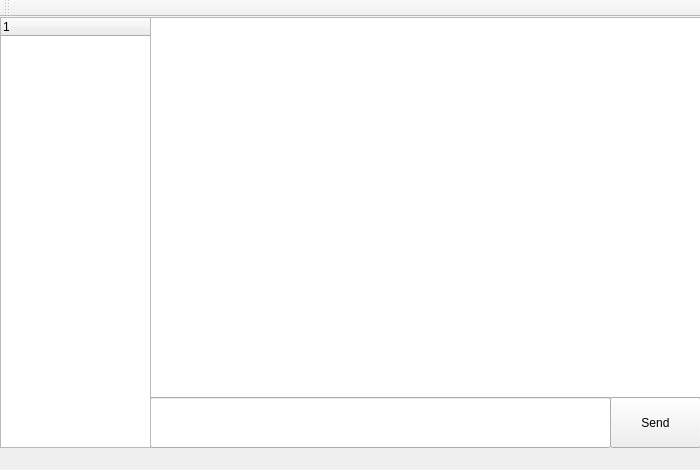
The window that client/chatwindow.ui (1337hunter/irc) describes before a commit, drawn with Qt 5.
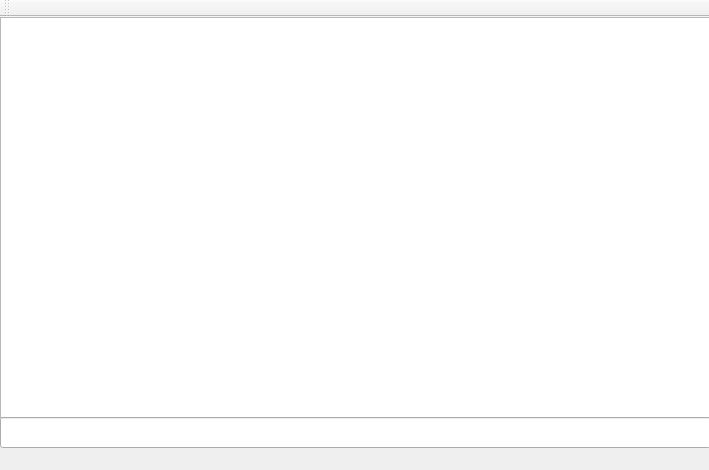
The same window after the commit.

The edit to the form file:
```diff
--- a/client/chatwindow.ui
+++ b/client/chatwindow.ui
@@ -9,19 +9,19 @@
    <rect>
     <x>0</x>
     <y>0</y>
-    <width>700</width>
+    <width>709</width>
     <height>470</height>
    </rect>
   </property>
   <property name="minimumSize">
    <size>
-    <width>700</width>
+    <width>709</width>
     <height>470</height>
    </size>
   </property>
   <property name="maximumSize">
    <size>
-    <width>700</width>
+    <width>709</width>
     <height>470</height>
    </size>
   </property>
@@ -37,6 +37,9 @@
   <property name="windowOpacity">
    <double>2.000000000000000</double>
   </property>
+  <property name="tabShape">
+   <enum>QTabWidget::Triangular</enum>
+  </property>
   <property name="dockOptions">
    <set>QMainWindow::AllowTabbedDocks|QMainWindow::AnimatedDocks</set>
   </property>
@@ -44,50 +47,22 @@
    <widget class="QTextBrowser" name="mainchat">
     <property name="geometry">
      <rect>
-      <x>150</x>
+      <x>0</x>
       <y>0</y>
-      <width>561</width>
-      <height>381</height>
+      <width>711</width>
+      <height>401</height>
      </rect>
     </property>
    </widget>
    <widget class="QLineEdit" name="lineEdit">
     <property name="geometry">
      <rect>
-      <x>150</x>
-      <y>380</y>
-      <width>461</width>
-      <height>51</height>
-     </rect>
-    </property>
-   </widget>
-   <widget class="QPushButton" name="send">
-    <property name="geometry">
-     <rect>
-      <x>610</x>
-      <y>380</y>
-      <width>91</width>
-      <height>51</height>
-     </rect>
-    </property>
-    <property name="text">
-     <string>Send</string>
-    </property>
-   </widget>
-   <widget class="QTreeWidget" name="treeWidget">
-    <property name="geometry">
-     <rect>
       <x>0</x>
-      <y>0</y>
-      <width>151</width>
-      <height>431</height>
+      <y>400</y>
+      <width>711</width>
+      <height>31</height>
      </rect>
     </property>
-    <column>
-     <property name="text">
-      <string notr="true">1</string>
-     </property>
-    </column>
    </widget>
   </widget>
   <widget class="QMenuBar" name="menubar">
```
Left out of the diff: 2 changed lines with no effect on the pictures.
